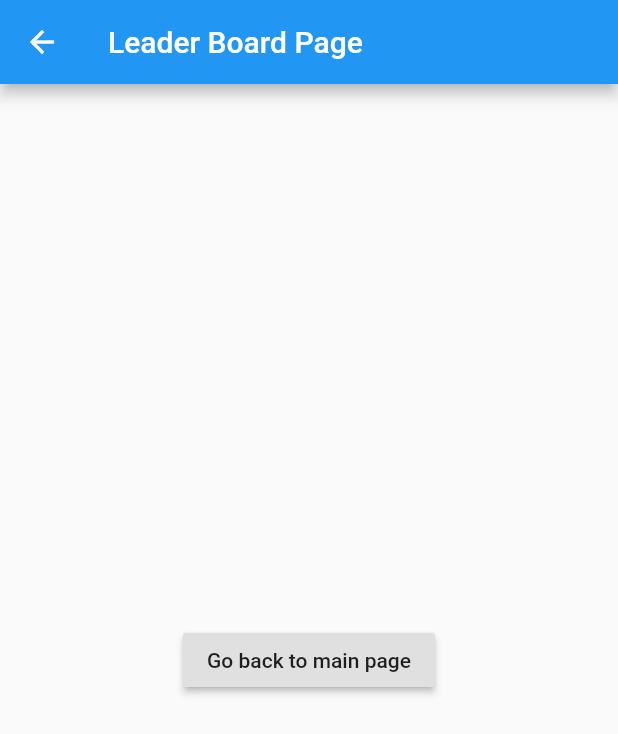
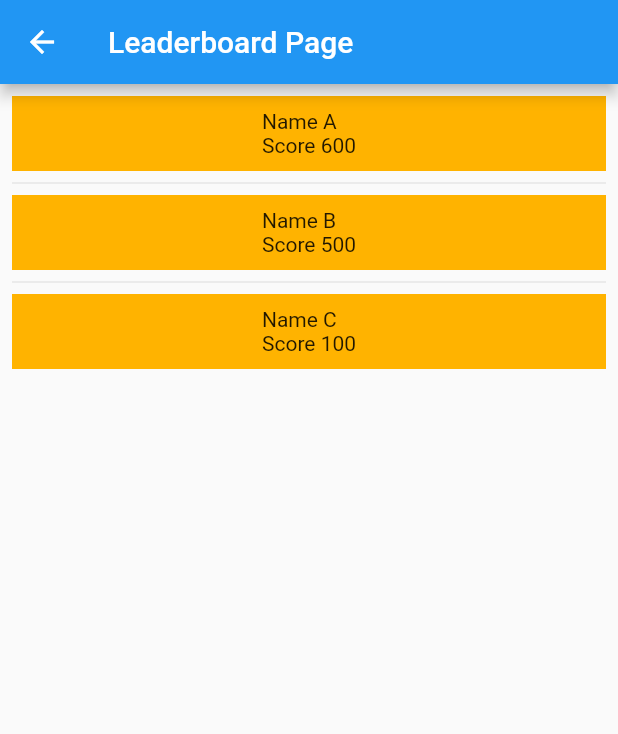
Before and after one commit to armaansd/garbage-classifier, a Flutter app: the leaderBoardPage screen opened directly, on a phone screen of 412 x 824 dp. Shown: the top 734 px of the screen. Run offline on Flutter 3.47's test engine with Material 2 defaults, Android fonts, the phone set to English and light mode, and no system bars; our stand-ins replace image_picker; project files that could hold a hidden picture were left out.

Commit message:
leaderboard page with scroll feature

```diff
--- a/flutter_frontend/garbage_classifier/lib/leaderBoardPage.dart
+++ b/flutter_frontend/garbage_classifier/lib/leaderBoardPage.dart
@@ -1,21 +1,100 @@
 import 'package:flutter/material.dart';
+import 'package:http/http.dart' as http;
+import 'dart:convert';
+
+
+//import 'package:http/http.dart' as http;
+
+class user {
+  String name;
+  int score;
+
+  user({ this.name, this.score });
+
+  factory user.fromJson( Map<String,dynamic>  json) {
+
+    return user(
+          name:json['uid'],
+          score:json['score'],
+      );
+  }
+}
 
 class leaderBoardPage extends StatelessWidget{
+
+  static String  web = "https://quickstart-image-rvoiadg33q-uc.a.run.app/leaderboard";
+
+//  static Future<http.Response> fetchAlbum() {
+//    return http.get(web);
+//  }
+
+  Future<user> fetchAlbum() async {
+    final response = await http.get(web);
+
+    if(response.statusCode==200){
+
+      print("This is worrking");
+
+      return user.fromJson(jsonDecode(response.body) );
+
+    }
+    else {
+      throw Exception ('Failed to load user data');
+    }
+  }
+
+
+
+
+  final List<String> entries =
+//  fetchAlbum() as List<String> ;
+
+  <String>['A', 'B', 'C'];
+  final List<int> colorCodes = <int>[600, 500, 100];
+//  var arr =
+//  var users = new List();
+
   @override
   Widget build(BuildContext context) {
     // TODO: implement build
     return Scaffold(
         appBar: AppBar(
-          title: Text('Leader Board Page')
+          title: Text('Leaderboard Page')
         ),
       body: Center(
-        child: RaisedButton(
-          onPressed: (){
-            Navigator.pop(context);
+
+        child: ListView.separated(
+          padding: const EdgeInsets.all(8),
+          itemCount: entries.length,
+          itemBuilder: (BuildContext context, int index) {
+            return Container(
+              height: 50,
+              color: Colors.amber[colorCodes[0]],
+              child: Center(child: Text(
+                  'Name ${entries[index]}' + '\nScore ' + '${colorCodes[index]}'
+              ) ),
+//              child: Center(child: Text('Entry ${colorCodes[index]}')),
+            );
           },
-          child:Text('Go back to main page'),
-        )),
+          separatorBuilder: (BuildContext context, int index) => const Divider(),
+        )
+
+            // BackUp
+//        child: ListView( padding: const EdgeInsets.all(8),
+//          children: <Widget>[
+//
+//
+//            Container(
+//              height: 50,
+//              color: Colors.amber[600],
+//              child: const Center(child: Text('Entry C')),
+//            ),
+//          ],
+//        ),
+
+
+      ),
       );
 
+  }
 }
-}
--- a/flutter_frontend/garbage_classifier/pubspec.yaml
+++ b/flutter_frontend/garbage_classifier/pubspec.yaml
@@ -20,7 +20,12 @@ version: 1.0.0+1
 environment:
   sdk: ">=2.7.0 <3.0.0"
 
+
+
+
+
 dependencies:
+  http: ^0.12.2
   flutter:
     sdk: flutter
   #firebase_core: "^0.7.0"
```
Also changed, not shown: flutter_frontend/garbage_classifier/lib/main.dart (+5 -20 lines), flutter_frontend/garbage_classifier/pubspec.lock, 1 other file.
